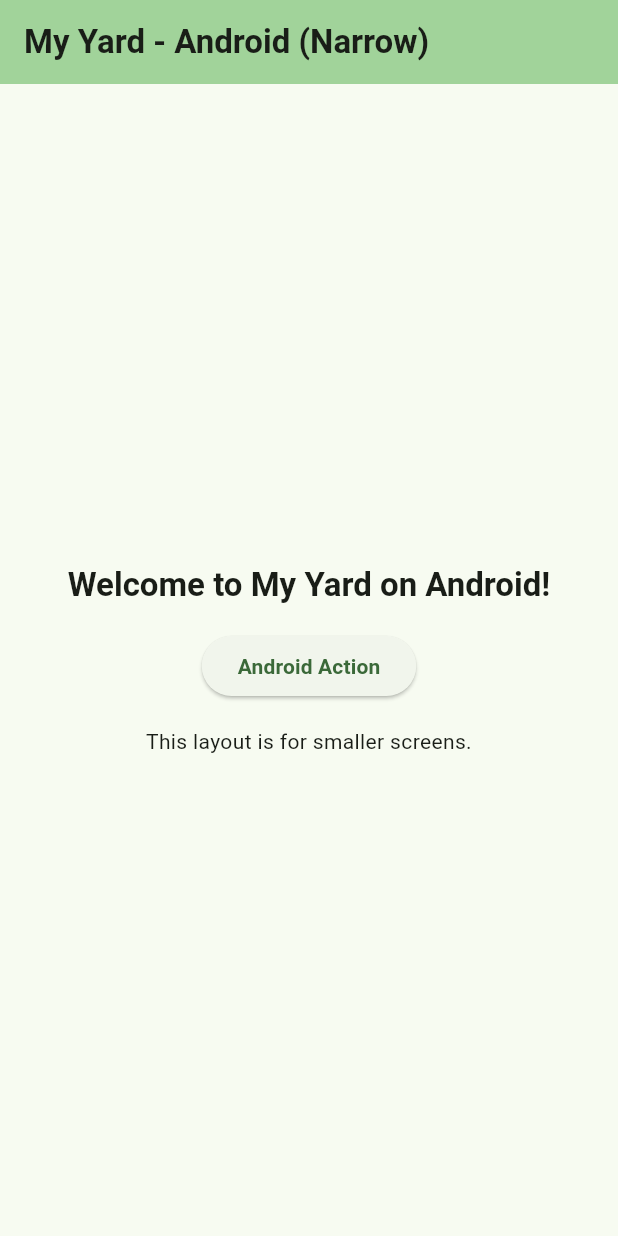
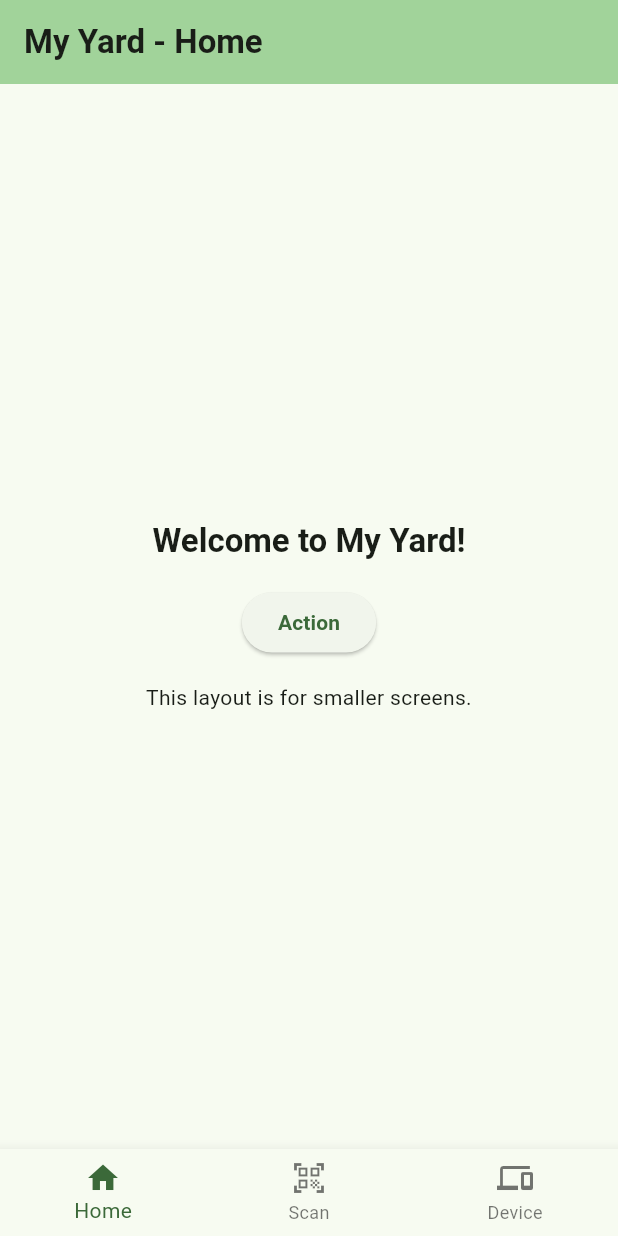
Before and after one commit to JohanScheepers/My_Yard, a Flutter app: the screen it shows after launch, on a phone screen of 412 x 824 dp. Run offline on Flutter 3.47's test engine with Material 3 defaults, Android fonts, the phone set to English and light mode, and no system bars; our stand-ins replace go_router; missing offline and left inert: dart_ping, network_info_plus.

Commit message:
Update on App: Icons and screens
Update on my_go_mole to have a hostname

```diff
--- a/my_yard/lib/src/constants/themes.dart
+++ b/my_yard/lib/src/constants/themes.dart
@@ -31,7 +31,7 @@ class AppThemes {
   ///
   /// If the platform is not iOS, returns null.
   static CupertinoThemeData? getPlatformSpecificCupertinoTheme(BuildContext context) {
-    if (PlatformInfo.isIOS) {
+    if (OperatingSys.isIOS) {
       final Brightness currentBrightness = Theme.of(context).brightness;
       final ColorScheme materialColorScheme =
           currentBrightness == Brightness.light
--- a/my_yard/lib/src/constants/ui_constants.dart
+++ b/my_yard/lib/src/constants/ui_constants.dart
@@ -1,4 +1,5 @@
 import 'package:flutter/material.dart';
+
 
 // Standard Spacing
 const double kSpaceXXSmall = 2.0;
--- a/my_yard/lib/src/features/home/presentation/home_screen.dart
+++ b/my_yard/lib/src/features/home/presentation/home_screen.dart
@@ -1,19 +1,22 @@
-import 'package:flutter/cupertino.dart'; // For Cupertino widgets
 import 'package:flutter/material.dart';
 import 'package:my_yard/src/constants/ui_constants.dart';
-import 'package:my_yard/src/utils/platform_info.dart'; // For PlatformInfo
+import 'package:my_yard/src/features/scan/presentation/scan_screen.dart';
+import 'package:my_yard/src/features/device/presentation/device_screen.dart';
 
-class HomeScreen extends StatelessWidget {
+class HomeScreen extends StatefulWidget {
   const HomeScreen({super.key});
 
   @override
-  Widget build(BuildContext context) {
-    final bool isIOS = PlatformInfo.isIOS;
+  State<HomeScreen> createState() => _HomeScreenState();
+}
 
-    // Define a breakpoint for wide layouts
-    const double wideLayoutBreakpoint = 600.0;
+class _HomeScreenState extends State<HomeScreen> {
+  int _selectedIndex = 0;
 
-    Widget buildContent(BoxConstraints constraints) {
+  // Define a breakpoint for wide layouts - moved here for access within buildHomeContent
+  static const double wideLayoutBreakpoint = 600.0;
+
+  Widget _buildHomeContent(BoxConstraints constraints) {
     // Determine if a wide layout should be used based on the breakpoint
     final bool useHorizontalLayout =
         constraints.maxWidth >= wideLayoutBreakpoint;
@@ -21,31 +24,17 @@ class HomeScreen extends StatelessWidget {
     // Define common content widgets to avoid repetition
     final Widget welcomeTextWidget = Text(
       useHorizontalLayout
-            ? 'Welcome to My Yard! (Wide Screen)'
-            : (isIOS
-                ? 'Welcome to My Yard on iOS!'
-                : 'Welcome to My Yard on Android!'),
+          ? 'Welcome to My Yard! (Wide Layout)'
+          : 'Welcome to My Yard!',
       style: Theme.of(context).textTheme.titleLarge,
       textAlign: TextAlign.center,
     );
 
-      final Widget actionButtonWidget = isIOS
-          ? CupertinoButton.filled(
+    final Widget actionButtonWidget = ElevatedButton(
       onPressed: () {
-                // iOS specific action
-                debugPrint('iOS Action Tapped');
+        debugPrint('Action Tapped');
       },
-              child: Text(
-                  useHorizontalLayout ? 'iOS Action (Wide)' : 'iOS Action'),
-            )
-          : ElevatedButton(
-              onPressed: () {
-                // Android specific action
-                debugPrint('Android Action Tapped');
-              },
-              child: Text(useHorizontalLayout
-                  ? 'Android Action (Wide)'
-                  : 'Android Action'),
+      child: Text(useHorizontalLayout ? 'Action (Wide)' : 'Action'),
     );
 
     final Widget narrowScreenSpecificText = Text(
@@ -65,7 +54,7 @@ class HomeScreen extends StatelessWidget {
             children: <Widget>[
               Flexible(child: welcomeTextWidget),
               kHorizontalSpacerMedium, // Using constant for spacing
-                actionButtonWidget,
+              actionButtonWidget
             ],
           ),
         ),
@@ -90,35 +79,83 @@ class HomeScreen extends StatelessWidget {
     }
   }
 
-    return LayoutBuilder(
-      builder: (BuildContext context, BoxConstraints constraints) {
-        final String platformTitle =
-            isIOS ? 'iOS' : 'Android';
+  late final List<Widget> _widgetOptions;
+
+  @override
+  void initState() {
+    super.initState();
+    _widgetOptions = <Widget>[
+      LayoutBuilder(builder: (context, constraints) {
+        return _buildHomeContent(constraints);
+      }),
+      const ScanScreen(),
+      const DeviceScreen(),
+    ];
+  }
+
+  void _onItemTapped(int index) {
+    setState(() {
+      _selectedIndex = index;
+    });
+  }
+
+  @override
+  Widget build(BuildContext context) {
+    // The AppBar title might need to be dynamic if each tab should have a different title
+    // For now, it reflects the general HomeScreen and its responsive state.
+    // We use a LayoutBuilder here just to update the AppBar title based on width,
+    // but the main content switching is handled by _selectedIndex.
+    return Scaffold(
+      appBar: AppBar(
+        title: LayoutBuilder( // To make AppBar title responsive if needed
+          builder: (context, constraints) {
             final String sizeIndicator =
                 constraints.maxWidth >= wideLayoutBreakpoint
                     ? "(Wide)"
                     : "(Narrow)";
-        final String appBarTitle = 'My Yard - $platformTitle $sizeIndicator';
-
-        if (isIOS) {
-          // iOS specific UI
-          return CupertinoPageScaffold(
-            navigationBar: CupertinoNavigationBar(
-              middle: Text(appBarTitle),
+            // You might want a more sophisticated way to set titles per tab
+            //return Text('My Yard - ${_getTabName(_selectedIndex)} $sizeIndicator');
+             return Text(
+              'My Yard - ${_getTabName(_selectedIndex)}');
+          }
         ),
-            child: buildContent(constraints),
-          );
-        } else {
-          // Android (and other platforms) specific UI
-          return Scaffold(
-            appBar: AppBar(
-              title: Text(appBarTitle),
         backgroundColor: Theme.of(context).colorScheme.inversePrimary,
       ),
-            body: buildContent(constraints),
+      body: Center(
+        child: _widgetOptions.elementAt(_selectedIndex),
+      ),
+      bottomNavigationBar: BottomNavigationBar(
+        items: const <BottomNavigationBarItem>[
+          BottomNavigationBarItem(
+            icon: Icon(Icons.home),
+            label: 'Home',
+          ),
+          BottomNavigationBarItem(
+            icon: Icon(Icons.qr_code_scanner), // Changed icon
+            label: 'Scan', // Changed label
+          ),
+          BottomNavigationBarItem(
+            icon: Icon(Icons.devices), // Changed icon
+            label: 'Device', // Changed label
+          ),
+        ],
+        currentIndex: _selectedIndex,
+        selectedItemColor: Theme.of(context).colorScheme.primary,
+        onTap: _onItemTapped,
+      ),
     );
   }
-      },
-    );
+
+  String _getTabName(int index) {
+    switch (index) {
+      case 0:
+        return 'Home';
+      case 1:
+        return 'Scan'; // Changed tab name
+      case 2:
+        return 'Device'; // Changed tab name
+      default:
+        return '';
     }
   }
+}
--- a/my_yard/lib/src/utils/platform_info.dart
+++ b/my_yard/lib/src/utils/platform_info.dart
@@ -4,8 +4,8 @@ import 'package:flutter/foundation.dart' show kIsWeb;
 /// A utility class to determine the current operating system.
 ///
 /// Provides boolean flags for common platforms and the operating system name.
-class PlatformInfo {
-  const PlatformInfo._(); // Private constructor to prevent instantiation
+class OperatingSys {
+
 
   /// Returns the name of the operating system.
   ///
```
Also changed, not shown: my_yard/lib/src/features/device/presentation/device_screen.dart (added, +12 -0 lines), my_yard/lib/src/features/scan/presentation/scan_screen.dart (added, +177 -0 lines), my_yard/pubspec.yaml (+11 -0 lines), my_yard/pubspec.lock, 34 other files. Lines whose indentation alone changed are shown as unchanged.
